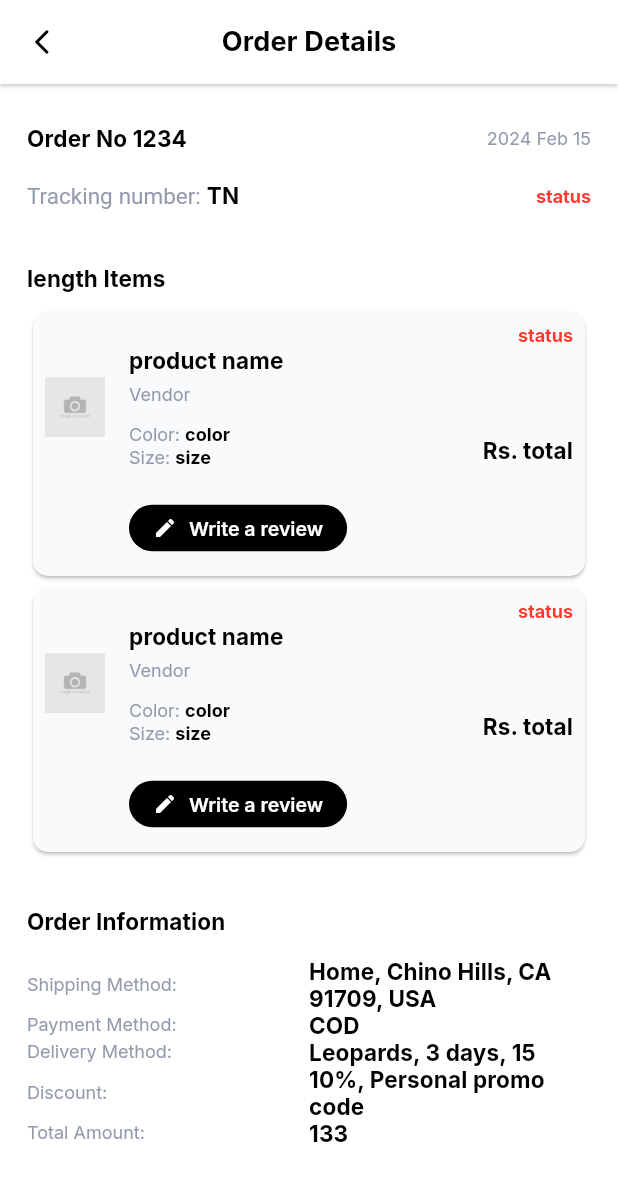
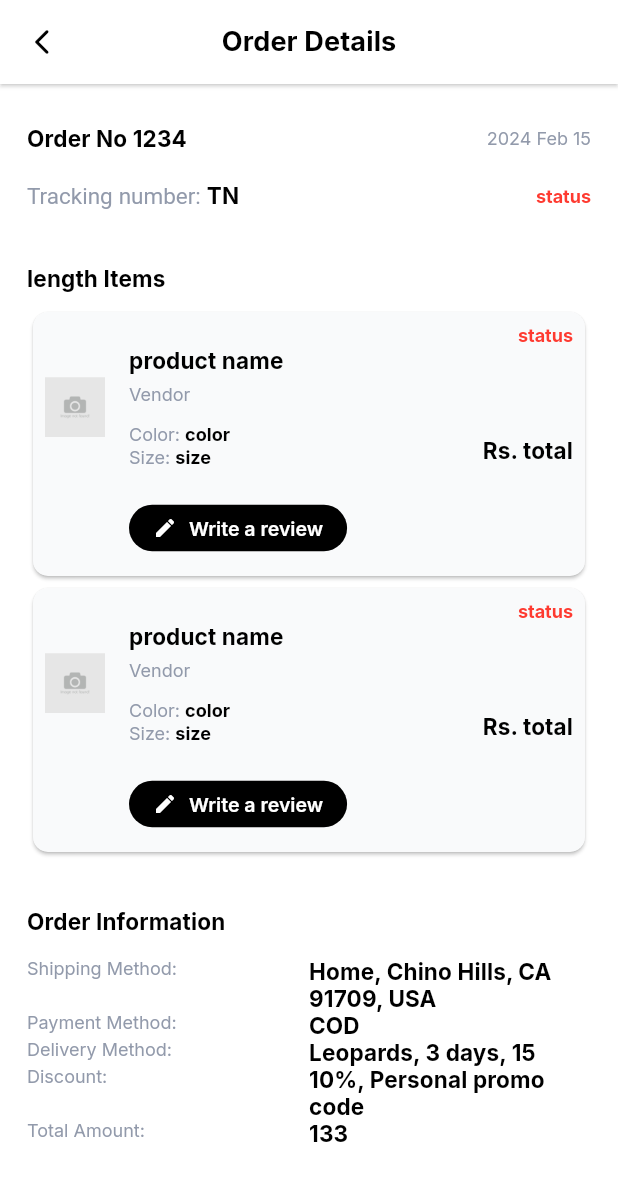
Before and after one commit to StrangerDeveloper/ismmart_ecommerce, a Flutter app: the OrderDetailView screen opened by its route, on a phone screen of 412 x 824 dp. Shown: the top 1181 px of the screen. Run offline on Flutter 3.47's test engine with Material 3 defaults, Android fonts, the phone set to English and light mode, and no system bars; drawn by our look-alikes of cached_network_image; our stand-ins replace country_code_picker, firebase_core, firebase_messaging, flip_card, flutter_animate, flutter_image_compress and 14 more; missing offline and left inert: app_settings; accounts and stored records are empty; network calls fail; statements that could not run were skipped; project files that could hold a hidden picture were left out.

Commit message:
Update order_detail_view.dart

```diff
--- a/lib/screens/order/order_details/order_detail_view.dart
+++ b/lib/screens/order/order_details/order_detail_view.dart
@@ -333,6 +333,7 @@ class OrderDetailView extends StatelessWidget {
           _customField2("Order Information"),
           const SizedBox(height: 15),
           Row(
+            crossAxisAlignment: CrossAxisAlignment.start,
             children: [
               Expanded(
                 child: _customField1(viewModel.orderItemModel.value
@@ -347,6 +348,7 @@ class OrderDetailView extends StatelessWidget {
             ],
           ),
           Row(
+            crossAxisAlignment: CrossAxisAlignment.start,
             children: [
               Expanded(
                 child: _customField1(viewModel.orderItemModel.value
@@ -361,6 +363,7 @@ class OrderDetailView extends StatelessWidget {
             ],
           ),
           Row(
+            crossAxisAlignment: CrossAxisAlignment.start,
             children: [
               Expanded(
                 child: _customField1(viewModel.orderItemModel.value
@@ -375,6 +378,7 @@ class OrderDetailView extends StatelessWidget {
             ],
           ),
           Row(
+            crossAxisAlignment: CrossAxisAlignment.start,
             children: [
               Expanded(
                 child: _customField1(viewModel.orderItemModel.value
@@ -389,6 +393,7 @@ class OrderDetailView extends StatelessWidget {
             ],
           ),
           Row(
+            crossAxisAlignment: CrossAxisAlignment.start,
             children: [
               Expanded(
                 child: _customField1(viewModel.orderItemModel.value
```
